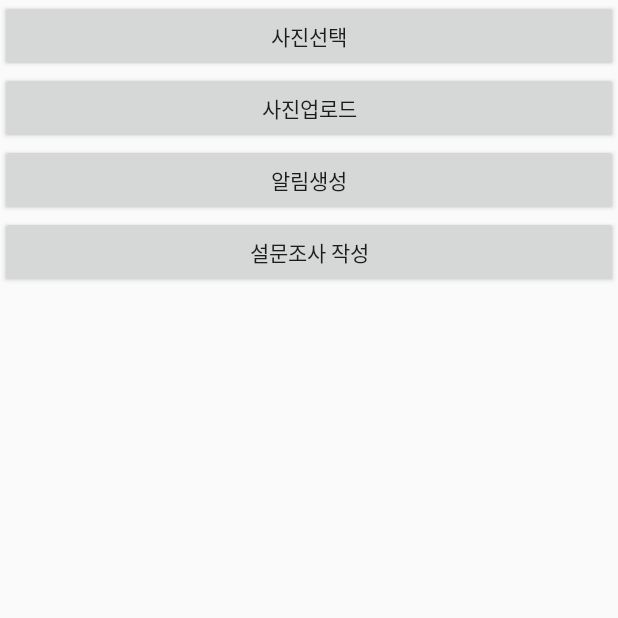
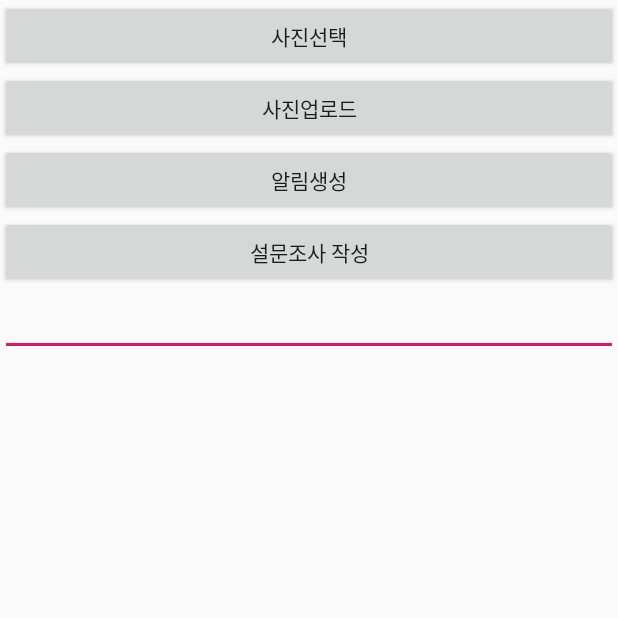
Before and after one commit to Hyeung-Seok-Jeon/Pilgrim, an Android app: the ManagerMode screen opened directly, with no data from a screen before it, after a tap on "사진업로드", on a phone screen of 412 x 824 dp, the top half of it. Run offline under Robolectric (Android 15) with nearby library versions, the phone set to English and light mode, and no system bars; our stand-ins replace Firebase (no records; nobody signed in at launch, a user with empty details on screens opened directly); network calls fail; pictures from the network do not load; 2 statements that could not run were skipped.

Commit message:
20191202 managermodepassword modify

```diff
--- a/app/src/main/AndroidManifest.xml
+++ b/app/src/main/AndroidManifest.xml
@@ -26,9 +26,11 @@
         <service
             android:name=".WorkService.MyFBMessageService"
             android:enabled="true"
-            android:exported="true">
+            android:exported="true"
+            android:stopWithTask="false">
             <intent-filter>
                 <action android:name="com.google.firebase.MESSAGING_EVENT" />
+                <action android:name="com.google.firebase.INSTANCE_ID_EVENT" />
             </intent-filter>
         </service>
 
--- /dev/null
+++ b/app/src/main/java/com/example/pilgrim/FCMSend.java
@@ -0,0 +1,4 @@
+package com.example.pilgrim;
+
+public class FCMSend {
+}
--- a/app/src/main/java/com/example/pilgrim/ManagerMode.java
+++ b/app/src/main/java/com/example/pilgrim/ManagerMode.java
@@ -1,68 +1,42 @@
 package com.example.pilgrim;
 
-import androidx.annotation.NonNull;
-import androidx.appcompat.app.AppCompatActivity;
-import androidx.core.app.ActivityCompat;
-import androidx.core.content.FileProvider;
-import androidx.loader.content.CursorLoader;
-import androidx.recyclerview.widget.RecyclerView;
-
 import android.Manifest;
-import android.app.AlertDialog;
 import android.app.ProgressDialog;
 import android.content.Context;
-import android.content.DialogInterface;
 import android.content.Intent;
 import android.content.SharedPreferences;
 import android.content.pm.ActivityInfo;
 import android.content.pm.PackageManager;
 import android.database.Cursor;
-import android.graphics.Bitmap;
-import android.graphics.BitmapFactory;
-import android.icu.text.SimpleDateFormat;
 import android.net.Uri;
 import android.os.Build;
 import android.os.Bundle;
-import android.os.Environment;
 import android.provider.MediaStore;
-import android.util.Log;
 import android.view.View;
 import android.widget.Button;
-import android.widget.CursorAdapter;
+import android.widget.EditText;
 import android.widget.ImageView;
-import android.widget.Spinner;
 import android.widget.TextView;
 import android.widget.Toast;
 
-import com.example.pilgrim.ui.gallery.GalleryFragment;
+import androidx.annotation.NonNull;
+import androidx.appcompat.app.AppCompatActivity;
+import androidx.core.app.ActivityCompat;
+import androidx.loader.content.CursorLoader;
+
 import com.google.android.gms.tasks.OnCompleteListener;
+import com.google.android.gms.tasks.OnFailureListener;
 import com.google.android.gms.tasks.OnSuccessListener;
 import com.google.android.gms.tasks.Task;
-import com.google.firebase.auth.AuthResult;
 import com.google.firebase.auth.FirebaseAuth;
-import com.google.firebase.auth.FirebaseUser;
-import com.google.firebase.database.DataSnapshot;
-import com.google.firebase.database.DatabaseError;
 import com.google.firebase.database.DatabaseReference;
 import com.google.firebase.database.FirebaseDatabase;
-import com.google.firebase.database.ValueEventListener;
-import com.google.firebase.storage.FileDownloadTask;
 import com.google.firebase.storage.FirebaseStorage;
-import com.google.android.gms.tasks.OnFailureListener;
 import com.google.firebase.storage.OnProgressListener;
-import com.google.firebase.storage.StorageMetadata;
 import com.google.firebase.storage.StorageReference;
 import com.google.firebase.storage.UploadTask;
 
-
-
-import java.io.BufferedInputStream;
 import java.io.File;
-import java.io.IOException;
-import java.io.InputStream;
-import java.net.URL;
-import java.net.URLConnection;
-import java.util.Date;
 
 public class ManagerMode extends AppCompatActivity {
     Button btn_PictureChoice,btn_PictureUpload,btn_Notification;
@@ -75,8 +49,9 @@ public class ManagerMode extends AppCompatActivity {
     int GALLERY_CODE=0;
     private FirebaseAuth auth;
     private FirebaseStorage storage;
-    private FirebaseDatabase database;
-    private DatabaseReference myRef;
+    private FirebaseDatabase database,database_token;
+    private DatabaseReference myRef,myRef_tokens;
+    private EditText editText;
     //test
     public static boolean hasPermissions(Context context, String... permissions) {
         if (android.os.Build.VERSION.SDK_INT >= Build.VERSION_CODES.M && context != null && permissions != null) {
@@ -133,6 +108,7 @@ public class ManagerMode extends AppCompatActivity {
                 intent.setType(MediaStore.Images.Media.CONTENT_TYPE);
                 startActivityForResult(intent,GALLERY_CODE);
 
+
           /*      intent.setType("image/*");
                 intent.setAction(Intent.ACTION_GET_CONTENT);
                 startActivityForResult(Intent.createChooser(intent, "이미지를 선택하세요."), 0);*/
@@ -161,7 +137,7 @@ public class ManagerMode extends AppCompatActivity {
         super.onActivityResult(requestCode, resultCode, data);
         if(requestCode == 0 && resultCode == RESULT_OK){
             imagePath=getPath(data.getData());
-            File f=new File(imagePath);
+           // File f=new File(imagePath);
 
         }
     }
@@ -176,17 +152,17 @@ public class ManagerMode extends AppCompatActivity {
     private void uploadFile(String uri) {
         final ProgressDialog progressDialog = new ProgressDialog(this);
         progressDialog.setTitle("업로드중...");
-        if(imagePath!=null)
-             progressDialog.show();
+        if (imagePath != null)
+            progressDialog.show();
         else
             Toast.makeText(this, "먼저 이미지를 선택해주세요", Toast.LENGTH_SHORT).show();
 
 
-        StorageReference storageRef=storage.getReferenceFromUrl("gs://pilgrim-16e7a.appspot.com/");
-        Uri file=Uri.fromFile(new File(uri));
-        filename=file.getLastPathSegment();
-        StorageReference riversRef=storageRef.child("images/"+filename);
-        UploadTask uploadTask=riversRef.putFile(file);
+        StorageReference storageRef = storage.getReferenceFromUrl("gs://pilgrim-16e7a.appspot.com/");
+        Uri file = Uri.fromFile(new File(uri));
+        filename = file.getLastPathSegment();
+        StorageReference riversRef = storageRef.child("images/" + filename);
+        UploadTask uploadTask = riversRef.putFile(file);
 
         uploadTask.addOnFailureListener(new OnFailureListener() {
             @Override
@@ -219,6 +195,55 @@ public class ManagerMode extends AppCompatActivity {
                 e.printStackTrace();
             }*/
     }
+    /*private static final String FCM_MESSAGE_URL = "https://fcm.googleapis.com/fcm/send";
+    private static final String SERVER_KEY = "AAAAgGoRvj8:...";
+    private void sendPostToFCM(final ChatData chatData, final String message) {
+        mFirebaseDatabase.getReference("users")
+                .child(chatData.userEmail.substring(0, chatData.userEmail.indexOf('@')))
+                .addListenerForSingleValueEvent(new ValueEventListener() {
+                    @Override
+                    public void onDataChange(DataSnapshot dataSnapshot) {
+                        final UserData userData = dataSnapshot.getValue(UserData.class);
+                        new Thread(new Runnable() {
+                            @Override
+                            public void run() {
+                                try {
+                                    // FMC 메시지 생성 start
+                                    JSONObject root = new JSONObject();
+                                    JSONObject notification = new JSONObject();
+                                    notification.put("body", message);
+                                    notification.put("title", getString(R.string.app_name));
+                                    root.put("notification", notification);
+                                    root.put("to", userData.fcmToken);
+                                    // FMC 메시지 생성 end
+
+                                    URL Url = new URL(FCM_MESSAGE_URL);
+                                    HttpURLConnection conn = (HttpURLConnection) Url.openConnection();
+                                    conn.setRequestMethod("POST");
+                                    conn.setDoOutput(true);
+                                    conn.setDoInput(true);
+                                    conn.addRequestProperty("Authorization", "key=" + SERVER_KEY);
+                                    conn.setRequestProperty("Accept", "application/json");
+                                    conn.setRequestProperty("Content-type", "application/json");
+                                    OutputStream os = conn.getOutputStream();
+                                    os.write(root.toString().getBytes("utf-8"));
+                                    os.flush();
+                                    conn.getResponseCode();
+                                } catch (Exception e) {
+                                    e.printStackTrace();
+                                }
+                            }
+                        }).start();
+                    }
+
+                    @Override
+                    public void onCancelled(DatabaseError databaseError) {
+
+                    }
+                });*/
+
+
+
     //firebase storage에서 image 가져옴
     private void imgDeliver(String name){
         final FirebaseStorage storage = FirebaseStorage.getInstance();
@@ -227,11 +252,9 @@ public class ManagerMode extends AppCompatActivity {
             @Override
             public void onComplete(@NonNull Task<Uri> task) {
                 Uri downloadUri=task.getResult();
-
-               ImageDTO imageDTO=new ImageDTO();
-                imageDTO.imageUrI=downloadUri.toString();
-
-                myRef.push().setValue(imageDTO);
+                ImageDTO imageDTO=new ImageDTO();
+               imageDTO.imageUrI=downloadUri.toString();
+               myRef.push().setValue(imageDTO);
               /*  testtext.setText(str);
                 GalleryFragment fragment=new GalleryFragment();
                 Bundle bundle=new Bundle(1);
--- a/app/src/main/java/com/example/pilgrim/MemberShip.java
+++ b/app/src/main/java/com/example/pilgrim/MemberShip.java
@@ -1,8 +1,5 @@
 package com.example.pilgrim;
 
-import androidx.appcompat.app.AppCompatActivity;
-
-import android.app.PendingIntent;
 import android.app.ProgressDialog;
 import android.content.Intent;
 import android.content.pm.ActivityInfo;
@@ -20,6 +17,8 @@ import android.widget.RadioButton;
 import android.widget.Spinner;
 import android.widget.TextView;
 import android.widget.Toast;
+
+import androidx.appcompat.app.AppCompatActivity;
 
 import java.io.BufferedReader;
 import java.io.InputStream;
--- /dev/null
+++ b/app/src/main/java/com/example/pilgrim/TokenDTD.java
@@ -0,0 +1,5 @@
+package com.example.pilgrim;
+
+public class TokenDTD {
+    public String token;
+}
--- a/app/src/main/java/com/example/pilgrim/login.java
+++ b/app/src/main/java/com/example/pilgrim/login.java
@@ -1,6 +1,4 @@
 package com.example.pilgrim;
-
-import androidx.appcompat.app.AppCompatActivity;
 
 import android.content.Intent;
 import android.content.pm.ActivityInfo;
@@ -13,6 +11,8 @@ import android.view.View;
 import android.widget.Button;
 import android.widget.EditText;
 import android.widget.Toast;
+
+import androidx.appcompat.app.AppCompatActivity;
 
 import com.example.pilgrim.WorkService.FcmSendPushTest;
 import com.example.pilgrim.WorkService.IdOkActivity;
--- a/app/src/main/res/layout/fragment_home.xml
+++ b/app/src/main/res/layout/fragment_home.xml
@@ -9,7 +9,7 @@
     <ScrollView
         android:id="@+id/scrollView2"
         android:layout_width="match_parent"
-        android:layout_height="420dp"
+        android:layout_height="200dp"
         android:background="@android:color/background_light"
         app:layout_constraintEnd_toEndOf="parent"
         app:layout_constraintStart_toStartOf="parent"
--- a/app/src/main/res/layout/manager_mode.xml
+++ b/app/src/main/res/layout/manager_mode.xml
@@ -28,4 +28,9 @@
         android:layout_height="wrap_content"
         android:text="설문조사 작성" />
 
+    <EditText
+        android:id="@+id/edit_test"
+        android:layout_width="match_parent"
+        android:layout_height="wrap_content" />
+
 </LinearLayout>
```
Also changed, not shown: app/src/main/java/com/example/pilgrim/MainActivity.java (+4 -16 lines), app/src/main/java/com/example/pilgrim/UtilClass/NotiUtil.java (+6 -12 lines), app/src/main/java/com/example/pilgrim/WorkService/FcmSendPushTest.java (+72 -22 lines), app/src/main/java/com/example/pilgrim/WorkService/MyFBMessageService.java (+19 -16 lines).
